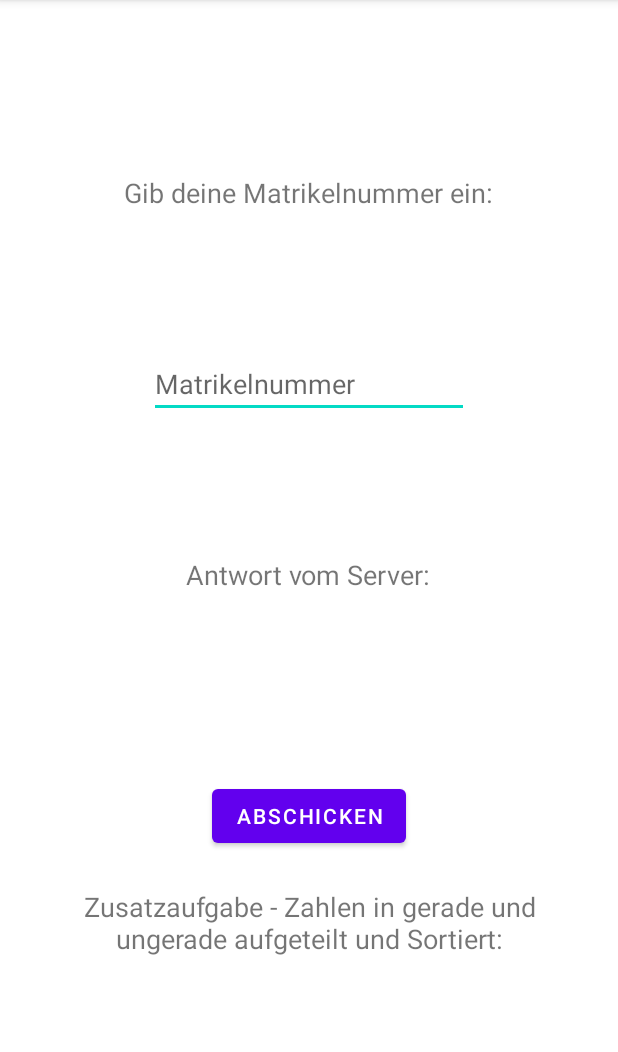
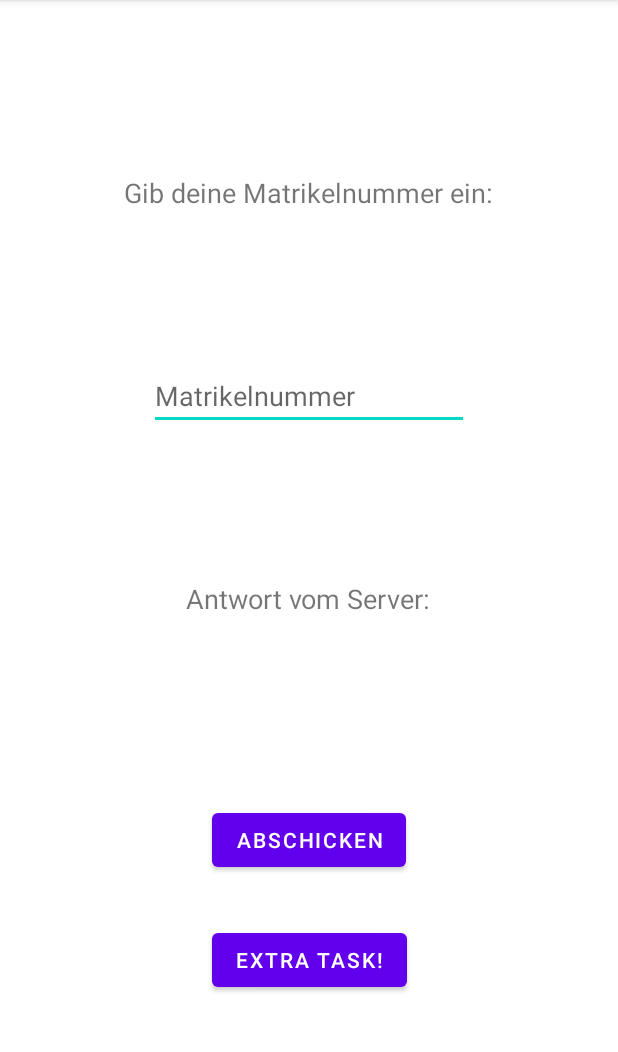
Before and after one commit to fml-69/SE2Einzelphase, an Android app: the screen it shows after launch (MainActivity), after a tap on "ABSCHICKEN", on a phone screen of 412 x 824 dp, the part 84-1136 px from its top. Run offline under Robolectric (Android 15) with nearby library versions, the phone set to English and light mode, and no system bars.

Commit message:
Create NumberWorker,java; reworked layout in activity_main.xml; added code for execution of extra task to MainActivity.java; set scope of variables to private where possible;;

```diff
--- a/app/src/main/java/com/task01/se2einzelphase/MainActivity.java
+++ b/app/src/main/java/com/task01/se2einzelphase/MainActivity.java
@@ -8,10 +8,12 @@ import android.widget.EditText;
 import android.widget.TextView;
 
 public class MainActivity extends AppCompatActivity {
-    Button sendBtn;
-    TextView outputText;
-    EditText inputValue;
-    Networker networker;
+    private Button sendBtn;
+    private Button extraTaskBtn;
+    private TextView outputText;
+    private EditText inputValue;
+    private Networker networker;
+    private NumberWorker numberWorker;
 
     @Override
     protected void onCreate(Bundle savedInstanceState) {
@@ -33,5 +35,21 @@ public class MainActivity extends AppCompatActivity {
                     outputText.setText(networker.getOutputString());
                 }
         );
+        extraTaskBtn = findViewById(R.id.executeExtraTask);
+        extraTaskBtn.setOnClickListener(
+                v -> {
+                    inputValue = findViewById(R.id.inputNumber);
+                    numberWorker = new NumberWorker(inputValue.getText().toString());
+                    numberWorker.start();
+                    try{
+                        numberWorker.join();
+                    }
+                    catch(Exception e){
+                        e.printStackTrace();
+                    }
+                    outputText = findViewById(R.id.outputText);
+                    outputText.setText(numberWorker.getOutputString());
+                }
+        );
     }
 }
--- a/app/src/main/java/com/task01/se2einzelphase/Networker.java
+++ b/app/src/main/java/com/task01/se2einzelphase/Networker.java
@@ -6,12 +6,12 @@ import java.io.InputStreamReader;
 import java.net.Socket;
 
 public class Networker extends Thread{
-    String inputString;
-    String outputString;
+    private String inputString;
+    private String outputString;
 
-    Socket clientSocket;
-    DataOutputStream outToServer;
-    BufferedReader inFromServer;
+    private Socket clientSocket;
+    private DataOutputStream outToServer;
+    private BufferedReader inFromServer;
 
     public Networker(String in){
         this.inputString = in;
--- a/app/src/main/res/layout/activity_main.xml
+++ b/app/src/main/res/layout/activity_main.xml
@@ -36,8 +36,18 @@
         android:id="@+id/sendToServer"
         android:layout_width="wrap_content"
         android:layout_height="wrap_content"
-        android:layout_marginBottom="200dp"
-        android:text="@string/button_text"
+        android:layout_marginBottom="32dp"
+        android:text="@string/button_text_send_to_server"
+        app:layout_constraintBottom_toTopOf="@+id/executeExtraTask"
+        app:layout_constraintEnd_toEndOf="parent"
+        app:layout_constraintStart_toStartOf="parent" />
+
+    <Button
+        android:id="@+id/executeExtraTask"
+        android:layout_width="wrap_content"
+        android:layout_height="wrap_content"
+        android:layout_marginBottom="104dp"
+        android:text="@string/button_text_extra_task"
         app:layout_constraintBottom_toBottomOf="parent"
         app:layout_constraintEnd_toEndOf="parent"
         app:layout_constraintStart_toStartOf="parent" />
@@ -68,31 +78,4 @@
         app:layout_constraintHorizontal_bias="0.498"
         app:layout_constraintStart_toStartOf="parent" />
 
-    <TextView
-        android:id="@+id/extraTaskHeading"
-        android:layout_width="wrap_content"
-        android:layout_height="wrap_content"
-        android:layout_marginTop="24dp"
-        android:paddingLeft="32sp"
-        android:paddingRight="32sp"
-        android:text="@string/extra_task_heading"
-        android:textAlignment="center"
-        android:textSize="18sp"
-        app:layout_constraintEnd_toEndOf="parent"
-        app:layout_constraintHorizontal_bias="0.0"
-        app:layout_constraintStart_toStartOf="parent"
-        app:layout_constraintTop_toBottomOf="@+id/sendToServer" />
-
-    <TextView
-        android:id="@+id/extraTaskOutputText"
-        android:layout_width="wrap_content"
-        android:layout_height="wrap_content"
-        android:layout_marginTop="48dp"
-        android:paddingLeft="32sp"
-        android:paddingRight="32sp"
-        app:layout_constraintEnd_toEndOf="parent"
-        app:layout_constraintHorizontal_bias="0.498"
-        app:layout_constraintStart_toStartOf="parent"
-        app:layout_constraintTop_toBottomOf="@+id/extraTaskHeading" />
-
 </androidx.constraintlayout.widget.ConstraintLayout>
--- a/app/src/main/res/values/strings.xml
+++ b/app/src/main/res/values/strings.xml
@@ -2,7 +2,7 @@
     <string name="app_name">SE2Einzelphase</string>
     <string name="enter_number_heading"> Gib deine Matrikelnummer ein:</string>
     <string name="number_input_hint">Matrikelnummer</string>
-    <string name="button_text">ABSCHICKEN</string>
+    <string name="button_text_send_to_server">ABSCHICKEN</string>
     <string name="server_output_heading">Antwort vom Server:</string>
-    <string name="extra_task_heading">Zusatzaufgabe - Zahlen in gerade und ungerade aufgeteilt und Sortiert:</string>
+    <string name="button_text_extra_task">Extra Task!</string>
 </resources>
```
Also changed, not shown: app/src/main/java/com/task01/se2einzelphase/NumberWorker.java (added, +44 -0 lines).
